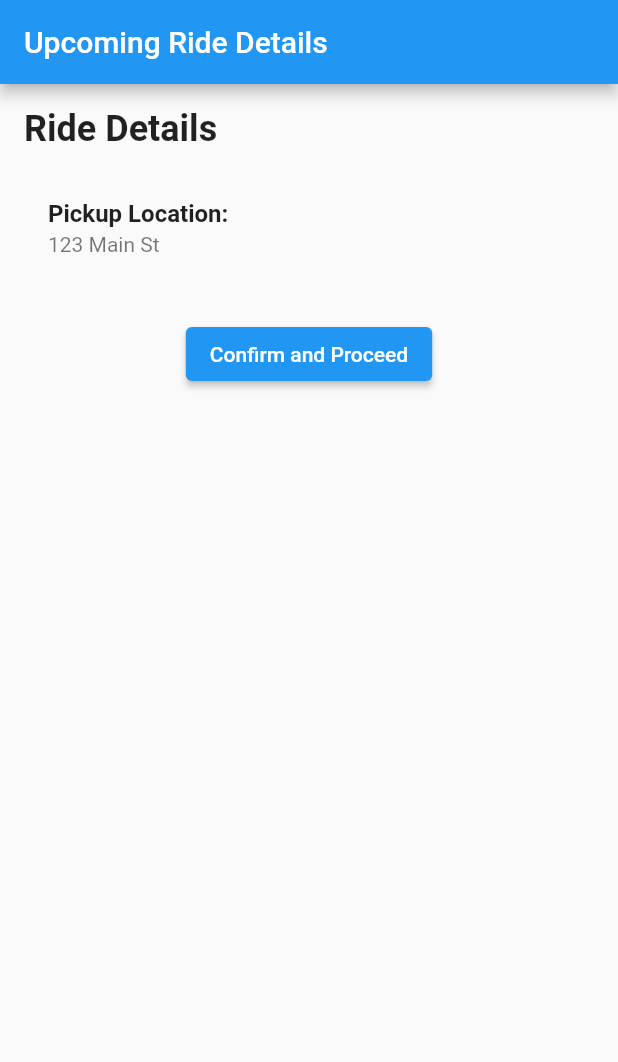
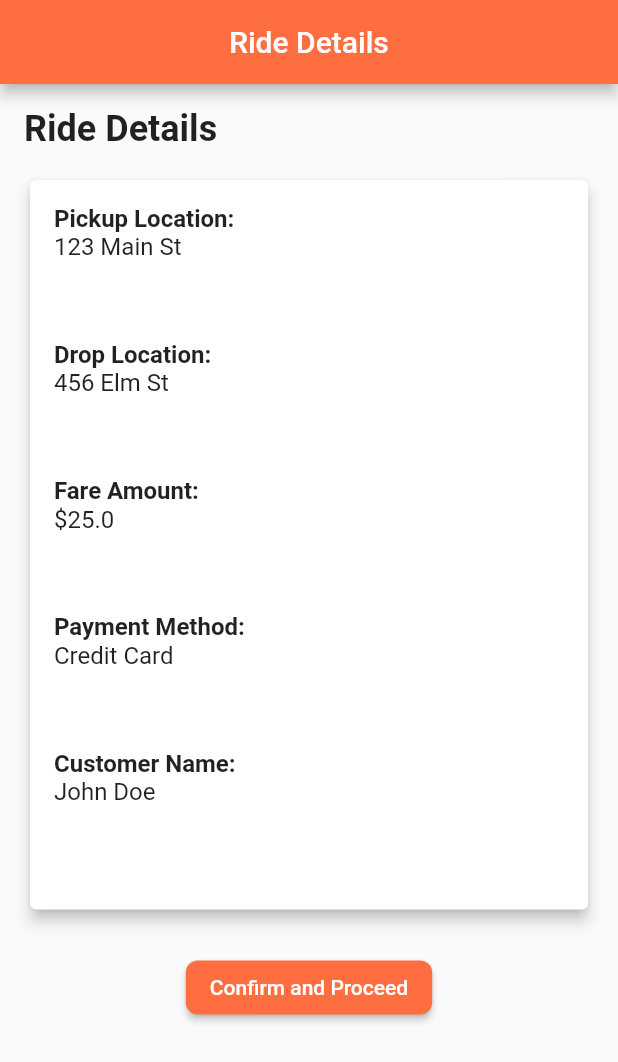
Before and after one commit to TacticalPrice/tts_pro_ginee, a Flutter app: the screen it shows after launch, on a phone screen of 412 x 824 dp. Shown: the top 1062 px of the screen. Run offline on Flutter 3.47's test engine with Material 2 defaults, Android fonts, the phone set to English and light mode, and no system bars; our stand-ins replace flutter_tts.

Commit message:
completed with the ui details in the screen

```diff
--- a/lib/screens/home_screen.dart
+++ b/lib/screens/home_screen.dart
@@ -10,6 +10,15 @@ class HomeScreen extends StatefulWidget {
 class _HomeScreenState extends State<HomeScreen> {
   @override
   Widget build(BuildContext context) {
-    return Scaffold();
+    return Scaffold(
+      appBar: AppBar(
+        title: Text('Next Screen'),
+        backgroundColor: Colors.deepOrangeAccent,
+        centerTitle: true,
+      ),
+      body: Center(
+        child: Text('Next Screen'),
+      ),
+    );
   }
 }
--- a/lib/screens/ride_details_screen.dart
+++ b/lib/screens/ride_details_screen.dart
@@ -36,7 +36,8 @@ class _RideDetailsScreenState extends State<RideDetailsScreen> {
       );
     } catch (e) {
       setState(() {
-        errorMessage = "Error: Text-to-speech failed. Please check your device settings.";
+        errorMessage =
+            "Error: Text-to-speech failed. Please check your device settings.";
       });
     }
   }
@@ -56,7 +57,9 @@ class _RideDetailsScreenState extends State<RideDetailsScreen> {
   Widget build(BuildContext context) {
     return Scaffold(
       appBar: AppBar(
-        title: Text('Upcoming Ride Details'),
+        title: Text('Ride Details'),
+        backgroundColor: Colors.deepOrangeAccent,
+        centerTitle: true,
       ),
       body: SingleChildScrollView(
         padding: EdgeInsets.all(16.0),
@@ -79,22 +82,40 @@ class _RideDetailsScreenState extends State<RideDetailsScreen> {
                   fontStyle: FontStyle.italic,
                 ),
               ),
-            ListTile(
-              title: Text(
-                "Pickup Location:",
-                style: TextStyle(
-                  fontWeight: FontWeight.bold,
+            Container(
+              width: MediaQuery.of(context).size.width * 0.93, // 80% width
+              height: MediaQuery.of(context).size.height * 0.6, // 80% height
+              child: Card(
+                elevation: 4.0,
+                child: Padding(
+                  padding: const EdgeInsets.all(16.0),
+                  child: Column(
+                    crossAxisAlignment: CrossAxisAlignment.start,
+                    children: [
+                      _buildInfoRow("Pickup Location:", pickupLocation),
+                      _buildInfoRow("Drop Location:", dropLocation),
+                      _buildInfoRow("Fare Amount:", "\$$fareAmount"),
+                      _buildInfoRow("Payment Method:", paymentMethod),
+                      _buildInfoRow("Customer Name:", customerName),
+                    ].map((widget) => Expanded(child: widget)).toList(),
+                  ),
                 ),
               ),
-              subtitle: Text(pickupLocation),
             ),
-            // ... (other ListTile widgets for ride details)
             SizedBox(height: 24.0),
             Center(
               child: ElevatedButton(
+                style: ElevatedButton.styleFrom(
+                  primary: Colors.deepOrangeAccent, // Background color
+                  onPrimary: Colors.white,
+                  shape: RoundedRectangleBorder(
+                    borderRadius: BorderRadius.circular(
+                        8.0), // Adjust the radius as needed
+                  ), // Text color
+                ),
                 onPressed: () {
                   _stopSpeaking();
-                  Navigator.of(context).pushReplacement(
+                  Navigator.of(context).push(
                     MaterialPageRoute(
                       builder: (context) => HomeScreen(),
                     ),
@@ -108,4 +129,23 @@ class _RideDetailsScreenState extends State<RideDetailsScreen> {
       ),
     );
   }
+
+  Widget _buildInfoRow(String title, String value) {
+    return Padding(
+      padding: const EdgeInsets.only(bottom: 8.0),
+      child: Column(
+        crossAxisAlignment: CrossAxisAlignment.start,
+        children: [
+          Text(
+            title,
+            style: TextStyle(fontWeight: FontWeight.bold, fontSize: 16),
+          ),
+          Text(
+            value,
+            style: TextStyle(fontSize: 16),
+          ),
+        ],
+      ),
+    );
+  }
 }
```
